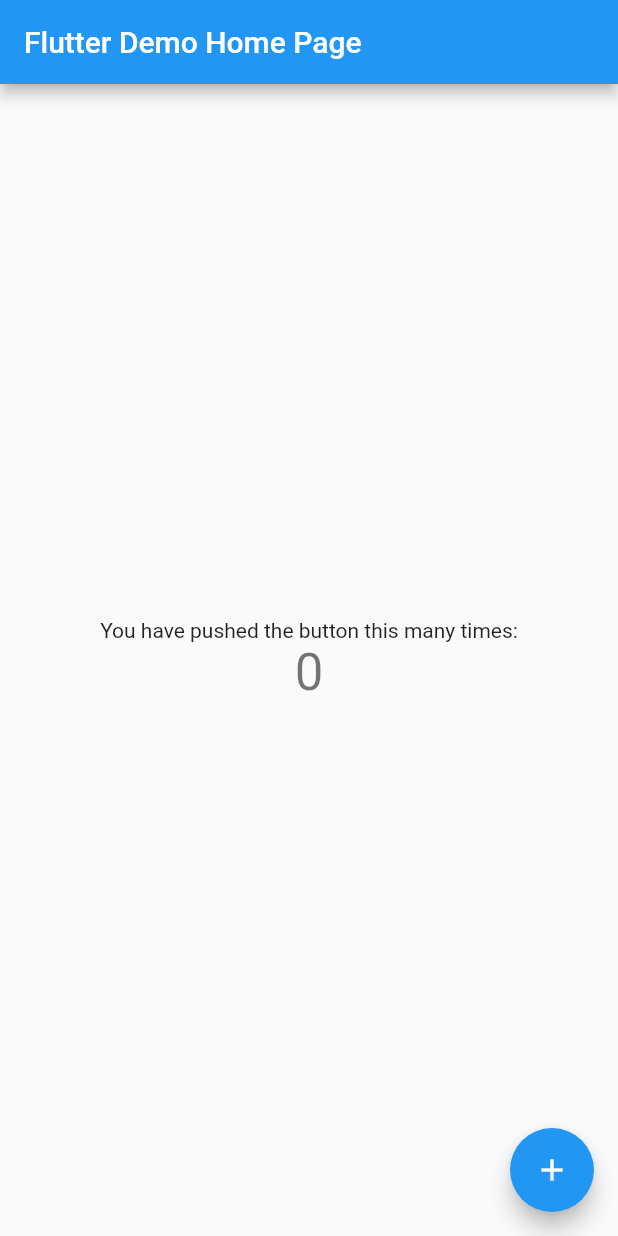
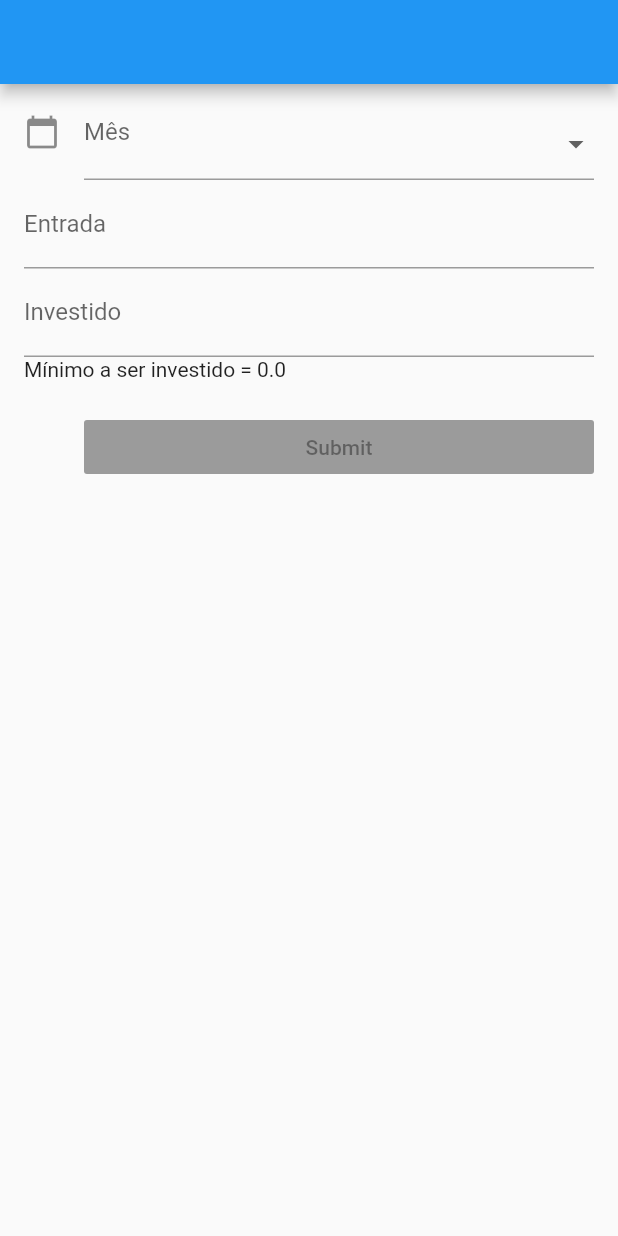
Before and after one commit to keilanerizza/se_controla, a Flutter app: the screen it shows after launch, on a phone screen of 412 x 824 dp. Run offline on Flutter 3.47's test engine with Material 2 defaults, Android fonts, the phone set to English and light mode, and no system bars.

Commit message:
Criacao do formulario de gastos

```diff
--- a/lib/main.dart
+++ b/lib/main.dart
@@ -1,111 +1,17 @@
 import 'package:flutter/material.dart';
+import 'package:se_controla/screens/controle_mensal/formulario.dart';
 
-void main() => runApp(MyApp());
+void main() => runApp(SeControla());
 
-class MyApp extends StatelessWidget {
-  // This widget is the root of your application.
+/// This Widget is the main application widget.
+class SeControla extends StatelessWidget {
+
   @override
   Widget build(BuildContext context) {
     return MaterialApp(
-      title: 'Flutter Demo',
-      theme: ThemeData(
-        // This is the theme of your application.
-        //
-        // Try running your application with "flutter run". You'll see the
-        // application has a blue toolbar. Then, without quitting the app, try
-        // changing the primarySwatch below to Colors.green and then invoke
-        // "hot reload" (press "r" in the console where you ran "flutter run",
-        // or simply save your changes to "hot reload" in a Flutter IDE).
-        // Notice that the counter didn't reset back to zero; the application
-        // is not restarted.
-        primarySwatch: Colors.blue,
+      home: Scaffold(
+        body: FormularioControleMensal(),
       ),
-      home: MyHomePage(title: 'Flutter Demo Home Page'),
     );
   }
 }
-
-class MyHomePage extends StatefulWidget {
-  MyHomePage({Key key, this.title}) : super(key: key);
-
-  // This widget is the home page of your application. It is stateful, meaning
-  // that it has a State object (defined below) that contains fields that affect
-  // how it looks.
-
-  // This class is the configuration for the state. It holds the values (in this
-  // case the title) provided by the parent (in this case the App widget) and
-  // used by the build method of the State. Fields in a Widget subclass are
-  // always marked "final".
-
-  final String title;
-
-  @override
-  _MyHomePageState createState() => _MyHomePageState();
-}
-
-class _MyHomePageState extends State<MyHomePage> {
-  int _counter = 0;
-
-  void _incrementCounter() {
-    setState(() {
-      // This call to setState tells the Flutter framework that something has
-      // changed in this State, which causes it to rerun the build method below
-      // so that the display can reflect the updated values. If we changed
-      // _counter without calling setState(), then the build method would not be
-      // called again, and so nothing would appear to happen.
-      _counter++;
-    });
-  }
-
-  @override
-  Widget build(BuildContext context) {
-    // This method is rerun every time setState is called, for instance as done
-    // by the _incrementCounter method above.
-    //
-    // The Flutter framework has been optimized to make rerunning build methods
-    // fast, so that you can just rebuild anything that needs updating rather
-    // than having to individually change instances of widgets.
-    return Scaffold(
-      appBar: AppBar(
-        // Here we take the value from the MyHomePage object that was created by
-        // the App.build method, and use it to set our appbar title.
-        title: Text(widget.title),
-      ),
-      body: Center(
-        // Center is a layout widget. It takes a single child and positions it
-        // in the middle of the parent.
-        child: Column(
-          // Column is also a layout widget. It takes a list of children and
-          // arranges them vertically. By default, it sizes itself to fit its
-          // children horizontally, and tries to be as tall as its parent.
-          //
-          // Invoke "debug painting" (press "p" in the console, choose the
-          // "Toggle Debug Paint" action from the Flutter Inspector in Android
-          // Studio, or the "Toggle Debug Paint" command in Visual Studio Code)
-          // to see the wireframe for each widget.
-          //
-          // Column has various properties to control how it sizes itself and
-          // how it positions its children. Here we use mainAxisAlignment to
-          // center the children vertically; the main axis here is the vertical
-          // axis because Columns are vertical (the cross axis would be
-          // horizontal).
-          mainAxisAlignment: MainAxisAlignment.center,
-          children: <Widget>[
-            Text(
-              'You have pushed the button this many times:',
-            ),
-            Text(
-              '$_counter',
-              style: Theme.of(context).textTheme.display1,
-            ),
-          ],
-        ),
-      ),
-      floatingActionButton: FloatingActionButton(
-        onPressed: _incrementCounter,
-        tooltip: 'Increment',
-        child: Icon(Icons.add),
-      ), // This trailing comma makes auto-formatting nicer for build methods.
-    );
-  }
-}
--- /dev/null
+++ b/lib/screens/controle_mensal/formulario.dart
@@ -0,0 +1,122 @@
+import 'package:flutter/material.dart';
+import 'package:flutter/services.dart';
+
+class FormularioControleMensal extends StatefulWidget {
+  FormularioControleMensal({Key key}) : super(key: key);
+
+  @override
+  State<StatefulWidget> createState() {
+    return FormularioControleMensalState();
+  }
+}
+
+class FormularioControleMensalState extends State<FormularioControleMensal> {
+  final _formKey = GlobalKey<FormState>();
+
+  double _aInvestir = 0;
+
+  final TextEditingController entradaController = new TextEditingController();
+
+  List<String> _meses = <String>[
+    '',
+    'Janeiro',
+    'Fevereiro',
+    'Março',
+    'Abril',
+    'Maio',
+    'Junho',
+    'Julho',
+    'Agosto',
+    'Setembro',
+    'Outubro',
+    'Novembro',
+    'Dezembro'
+  ];
+  String _mes = '';
+
+  @override
+  Widget build(BuildContext context) {
+    return Scaffold(
+      appBar: AppBar(
+          //title: new Text(widget.title),
+          ),
+      body: SafeArea(
+        top: false,
+        bottom: false,
+        child: Form(
+          key: _formKey,
+          autovalidate: true,
+          child: ListView(
+            padding: const EdgeInsets.symmetric(horizontal: 16.0),
+            children: <Widget>[
+              FormField(
+                builder: (FormFieldState state) {
+                  return InputDecorator(
+                    decoration: InputDecoration(
+                      icon: const Icon(Icons.calendar_today),
+                      labelText: 'Mês',
+                    ),
+                    isEmpty: _mes == '',
+                    child: DropdownButtonHideUnderline(
+                      child: DropdownButton(
+                        value: _mes,
+                        isDense: true,
+                        onChanged: (String newValue) {
+                          setState(() {
+                            //newContact.favoriteColor = newValue;
+                            _mes = newValue;
+                            state.didChange(newValue);
+                          });
+                        },
+                        items: _meses.map((String value) {
+                          return DropdownMenuItem(
+                            value: value,
+                            child: Text(value),
+                          );
+                        }).toList(),
+                      ),
+                    ),
+                  );
+                },
+              ),
+              TextFormField(
+                decoration: const InputDecoration(
+                  labelText: 'Entrada',
+                ),
+                validator: _calculaMinimoInvestido,
+                controller: entradaController,
+                keyboardType: TextInputType.number,
+                inputFormatters: [
+                  WhitelistingTextInputFormatter.digitsOnly,
+                ],
+              ),
+              TextFormField(
+                decoration: InputDecoration(
+                  labelText: 'Investido',
+                ),
+                keyboardType: TextInputType.number,
+                inputFormatters: [
+                  WhitelistingTextInputFormatter.digitsOnly,
+                ],
+              ),
+              new Text('Mínimo a ser investido = $_aInvestir'),
+              Container(
+                  padding: const EdgeInsets.only(left: 40.0, top: 20.0),
+                  child: RaisedButton(
+                    child: const Text('Submit'),
+                    onPressed: null,
+                  )),
+            ],
+          ),
+        ),
+      ),
+    );
+  }
+
+  String _calculaMinimoInvestido(String entrada) {
+    print('$entrada');
+    final double entradaParse = double.tryParse(entrada);
+    _aInvestir = entradaParse * 0.30;
+    return null;
+  }
+}
```
Also changed, not shown: 1 other file.
